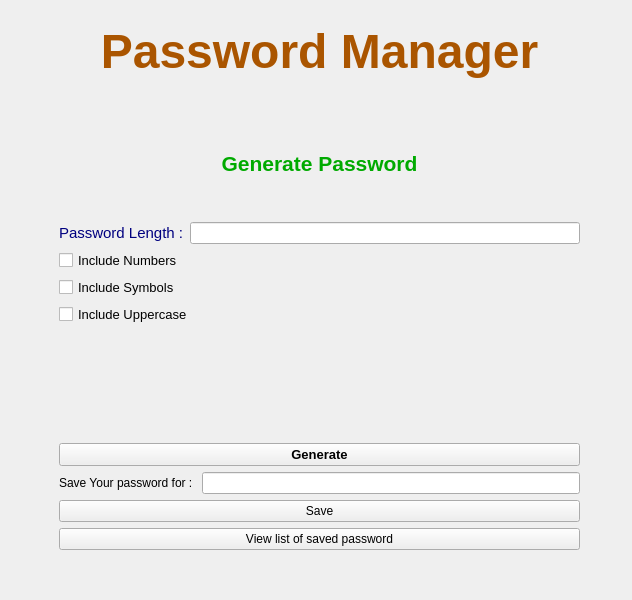
First picture: the form in 3/hw/try.ui, repository RoronoaZoro321/Sep, before the edit.
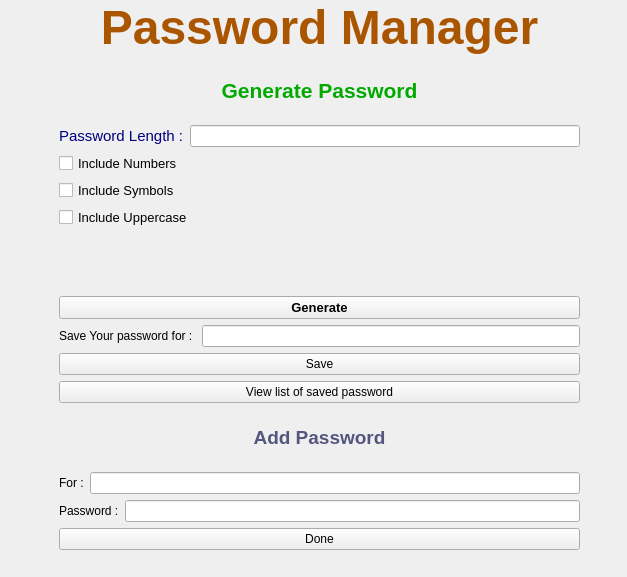
Second picture: the form after the edit.

What changed in the file:
```diff
--- a/3/hw/try.ui
+++ b/3/hw/try.ui
@@ -6,8 +6,8 @@
    <rect>
     <x>0</x>
     <y>0</y>
-    <width>632</width>
-    <height>600</height>
+    <width>627</width>
+    <height>577</height>
    </rect>
   </property>
   <property name="windowTitle">
@@ -150,6 +150,56 @@
        </property>
       </widget>
      </item>
+     <item>
+      <widget class="QLabel" name="label_6">
+       <property name="text">
+        <string>&lt;html&gt;&lt;head/&gt;&lt;body&gt;&lt;p align=&quot;center&quot;&gt;&lt;span style=&quot; font-size:14pt; font-weight:700; color:#55557f;&quot;&gt;Add Password&lt;/span&gt;&lt;/p&gt;&lt;/body&gt;&lt;/html&gt;</string>
+       </property>
+      </widget>
+     </item>
+     <item>
+      <layout class="QHBoxLayout" name="horizontalLayout_2">
+       <item>
+        <widget class="QLabel" name="label">
+         <property name="text">
+          <string>For :</string>
+         </property>
+        </widget>
+       </item>
+       <item>
+        <widget class="QLineEdit" name="lineEdit_3">
+         <property name="text">
+          <string/>
+         </property>
+        </widget>
+       </item>
+      </layout>
+     </item>
+     <item>
+      <layout class="QHBoxLayout" name="horizontalLayout_4">
+       <item>
+        <widget class="QLabel" name="label_5">
+         <property name="text">
+          <string>Password :</string>
+         </property>
+        </widget>
+       </item>
+       <item>
+        <widget class="QLineEdit" name="lineEdit_4">
+         <property name="text">
+          <string/>
+         </property>
+        </widget>
+       </item>
+      </layout>
+     </item>
+     <item>
+      <widget class="QPushButton" name="pushButton">
+       <property name="text">
+        <string>Done</string>
+       </property>
+      </widget>
+     </item>
     </layout>
    </widget>
   </widget>
```
